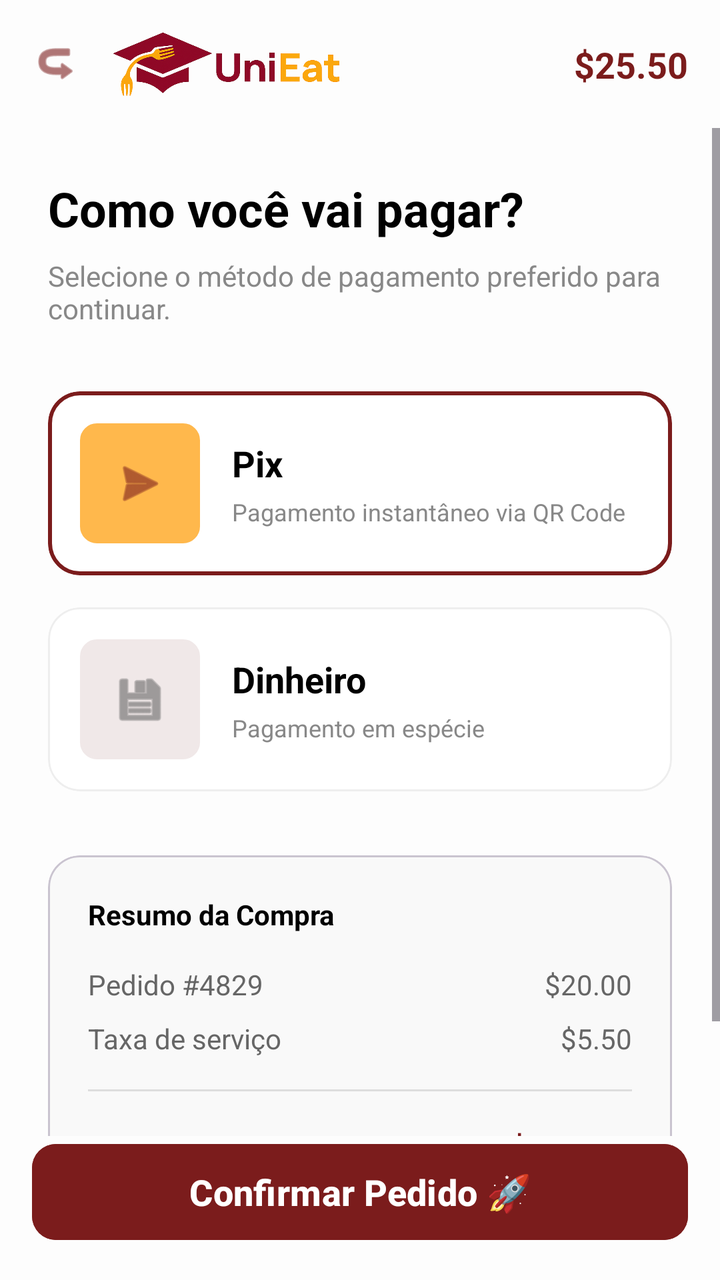
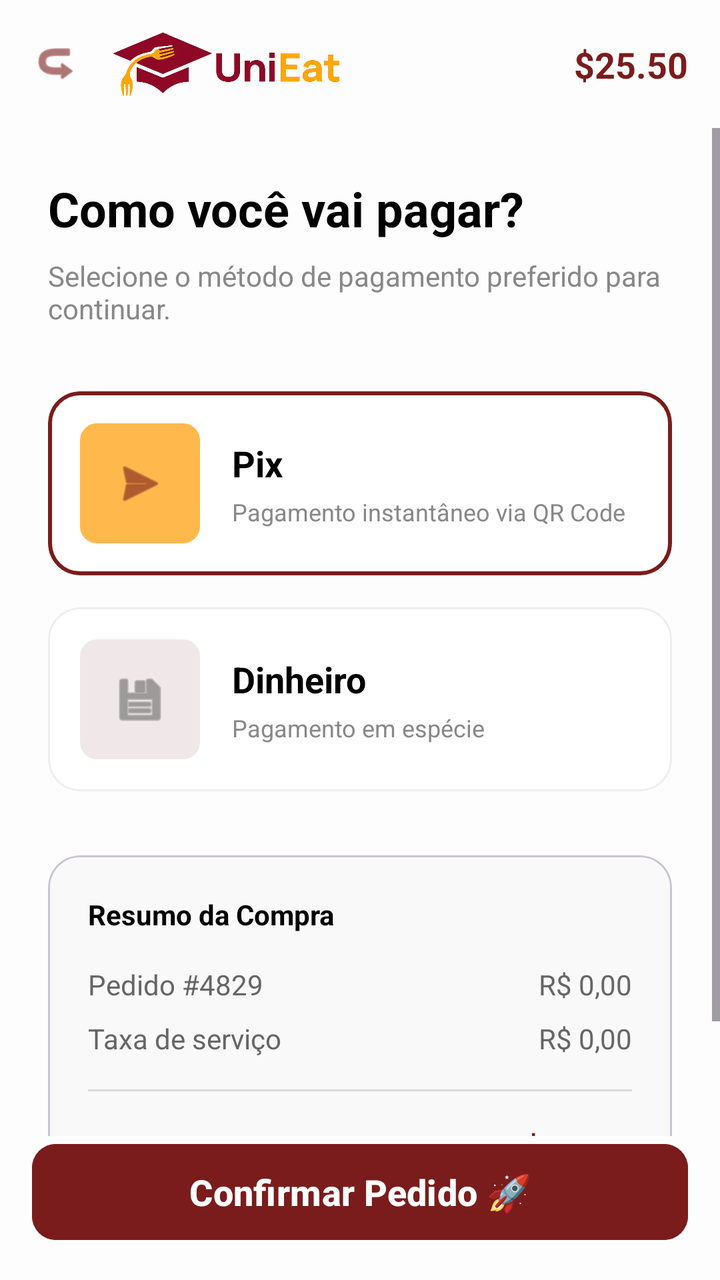

Compare the two renders of this Android layout. The source of the first and the diff that turns it into the second are given below.
<!-- AndroidManifest.xml: application theme Theme.UniEat -->
<!-- res/layout/activity_payment.xml -->
<?xml version="1.0" encoding="utf-8"?>
<androidx.constraintlayout.widget.ConstraintLayout xmlns:android="http://schemas.android.com/apk/res/android"
    xmlns:app="http://schemas.android.com/apk/res-auto"
    xmlns:tools="http://schemas.android.com/tools"
    android:layout_width="match_parent"
    android:layout_height="match_parent"
    android:background="#FDFDFD">

    <androidx.constraintlayout.widget.ConstraintLayout
        android:id="@+id/topBar"
        android:layout_width="match_parent"
        android:layout_height="64dp"
        android:paddingStart="16dp"
        android:paddingEnd="16dp"
        app:layout_constraintTop_toTopOf="parent">

        <ImageView
            android:id="@+id/btnBack"
            android:layout_width="24dp"
            android:layout_height="24dp"
            android:src="@android:drawable/ic_menu_revert"
            android:rotation="180"
            app:layout_constraintBottom_toBottomOf="parent"
            app:layout_constraintStart_toStartOf="parent"
            app:layout_constraintTop_toTopOf="parent"
            app:tint="#7B1C1C" />

        <ImageView
            android:layout_width="wrap_content"
            android:layout_height="32dp"
            android:layout_marginStart="16dp"
            android:src="@drawable/logo_unieat"
            android:contentDescription="UniEat"
            android:adjustViewBounds="true"
            app:layout_constraintBottom_toBottomOf="parent"
            app:layout_constraintStart_toEndOf="@id/btnBack"
            app:layout_constraintTop_toTopOf="parent" />

        <TextView
            android:layout_width="wrap_content"
            android:layout_height="wrap_content"
            android:text="$25.50"
            android:textColor="#7B1C1C"
            android:textSize="18sp"
            android:textStyle="bold"
            app:layout_constraintBottom_toBottomOf="parent"
            app:layout_constraintEnd_toEndOf="parent"
            app:layout_constraintTop_toTopOf="parent" />
    </androidx.constraintlayout.widget.ConstraintLayout>

    <ScrollView
        android:layout_width="match_parent"
        android:layout_height="0dp"
        app:layout_constraintBottom_toTopOf="@+id/btnConfirmOrder"
        app:layout_constraintTop_toBottomOf="@id/topBar">

        <LinearLayout
            android:layout_width="match_parent"
            android:layout_height="wrap_content"
            android:orientation="vertical"
            android:padding="24dp">

            <TextView
                android:layout_width="wrap_content"
                android:layout_height="wrap_content"
                android:text="Como você vai pagar?"
                android:textColor="#000000"
                android:textSize="24sp"
                android:textStyle="bold" />

            <TextView
                android:layout_width="wrap_content"
                android:layout_height="wrap_content"
                android:layout_marginTop="8dp"
                android:text="Selecione o método de pagamento preferido para continuar."
                android:textColor="#888888"
                android:textSize="14sp" />

            <com.google.android.material.card.MaterialCardView
                android:id="@+id/cardPix"
                android:layout_width="match_parent"
                android:layout_height="wrap_content"
                android:layout_marginTop="32dp"
                app:cardBackgroundColor="#FFFFFF"
                app:cardCornerRadius="16dp"
                app:cardElevation="0dp"
                app:strokeColor="#7B1C1C"
                app:strokeWidth="2dp">

                <LinearLayout
                    android:layout_width="match_parent"
                    android:layout_height="wrap_content"
                    android:gravity="center_vertical"
                    android:orientation="horizontal"
                    android:padding="16dp">

                    <ImageView
                        android:id="@+id/imgPix"
                        android:layout_width="60dp"
                        android:layout_height="60dp"
                        android:background="@drawable/shape_toggle_bg"
                        android:backgroundTint="#FFB84C"
                        android:padding="16dp"
                        android:src="@android:drawable/ic_menu_send"
                        app:tint="#7B1C1C" />

                    <LinearLayout
                        android:layout_width="match_parent"
                        android:layout_height="wrap_content"
                        android:layout_marginStart="16dp"
                        android:orientation="vertical">

                        <TextView
                            android:layout_width="wrap_content"
                            android:layout_height="wrap_content"
                            android:text="Pix"
                            android:textColor="#000000"
                            android:textSize="18sp"
                            android:textStyle="bold" />

                        <TextView
                            android:layout_width="wrap_content"
                            android:layout_height="wrap_content"
                            android:layout_marginTop="4dp"
                            android:text="Pagamento instantâneo via QR Code"
                            android:textColor="#888888"
                            android:textSize="12sp" />
                    </LinearLayout>
                </LinearLayout>
            </com.google.android.material.card.MaterialCardView>

            <com.google.android.material.card.MaterialCardView
                android:id="@+id/cardCash"
                android:layout_width="match_parent"
                android:layout_height="wrap_content"
                android:layout_marginTop="16dp"
                app:cardBackgroundColor="#FFFFFF"
                app:cardCornerRadius="16dp"
                app:cardElevation="0dp"
                app:strokeColor="#EEEEEE"
                app:strokeWidth="1dp">

                <LinearLayout
                    android:layout_width="match_parent"
                    android:layout_height="wrap_content"
                    android:gravity="center_vertical"
                    android:orientation="horizontal"
                    android:padding="16dp">

                    <ImageView
                        android:id="@+id/imgCash"
                        android:layout_width="60dp"
                        android:layout_height="60dp"
                        android:background="@drawable/shape_toggle_bg"
                        android:backgroundTint="#F0E8E8"
                        android:padding="16dp"
                        android:src="@android:drawable/ic_menu_save"
                        app:tint="#666666" />

                    <LinearLayout
                        android:layout_width="match_parent"
                        android:layout_height="wrap_content"
                        android:layout_marginStart="16dp"
                        android:orientation="vertical">

                        <TextView
                            android:layout_width="wrap_content"
                            android:layout_height="wrap_content"
                            android:text="Dinheiro"
                            android:textColor="#000000"
                            android:textSize="18sp"
                            android:textStyle="bold" />

                        <TextView
                            android:layout_width="wrap_content"
                            android:layout_height="wrap_content"
                            android:layout_marginTop="4dp"
                            android:text="Pagamento em espécie"
                            android:textColor="#888888"
                            android:textSize="12sp" />
                    </LinearLayout>
                </LinearLayout>
            </com.google.android.material.card.MaterialCardView>

            <com.google.android.material.card.MaterialCardView
                android:layout_width="match_parent"
                android:layout_height="wrap_content"
                android:layout_marginTop="32dp"
                app:cardBackgroundColor="#F9F9F9"
                app:cardCornerRadius="16dp"
                app:cardElevation="0dp">

                <LinearLayout
                    android:layout_width="match_parent"
                    android:layout_height="wrap_content"
                    android:orientation="vertical"
                    android:padding="20dp">

                    <TextView
                        android:layout_width="wrap_content"
                        android:layout_height="wrap_content"
                        android:text="Resumo da Compra"
                        android:textColor="#000000"
                        android:textStyle="bold" />

                    <RelativeLayout
                        android:layout_width="match_parent"
                        android:layout_height="wrap_content"
                        android:layout_marginTop="16dp">

                        <TextView
                            android:layout_width="wrap_content"
                            android:layout_height="wrap_content"
                            android:text="Pedido #4829"
                            android:textColor="#666666" />

                        <TextView
                            android:layout_width="wrap_content"
                            android:layout_height="wrap_content"
                            android:layout_alignParentEnd="true"
                            android:text="$20.00"
                            android:textColor="#666666" />
                    </RelativeLayout>

                    <RelativeLayout
                        android:layout_width="match_parent"
                        android:layout_height="wrap_content"
                        android:layout_marginTop="8dp">

                        <TextView
                            android:layout_width="wrap_content"
                            android:layout_height="wrap_content"
                            android:text="Taxa de serviço"
                            android:textColor="#666666" />

                        <TextView
                            android:layout_width="wrap_content"
                            android:layout_height="wrap_content"
                            android:layout_alignParentEnd="true"
                            android:text="$5.50"
                            android:textColor="#666666" />
                    </RelativeLayout>

                    <View
                        android:layout_width="match_parent"
                        android:layout_height="1dp"
                        android:layout_marginTop="16dp"
                        android:background="#DDDDDD" />

                    <RelativeLayout
                        android:layout_width="match_parent"
                        android:layout_height="wrap_content"
                        android:layout_marginTop="16dp">

                        <TextView
                            android:layout_width="wrap_content"
                            android:layout_height="wrap_content"
                            android:text="Total"
                            android:textColor="#000000"
                            android:textSize="20sp"
                            android:textStyle="bold" />

                        <TextView
                            android:layout_width="wrap_content"
                            android:layout_height="wrap_content"
                            android:layout_alignParentEnd="true"
                            android:text="$25.50"
                            android:textColor="#7B1C1C"
                            android:textSize="20sp"
                            android:textStyle="bold" />
                    </RelativeLayout>
                </LinearLayout>
            </com.google.android.material.card.MaterialCardView>
        </LinearLayout>
    </ScrollView>

    <Button
        android:id="@+id/btnConfirmOrder"
        android:layout_width="match_parent"
        android:layout_height="56dp"
        android:layout_margin="16dp"
        android:backgroundTint="#7B1C1C"
        android:text="Confirmar Pedido 🚀"
        android:textAllCaps="false"
        android:textColor="#FFFFFF"
        android:textSize="18sp"
        android:textStyle="bold"
        app:cornerRadius="12dp"
        app:layout_constraintBottom_toBottomOf="parent" />

</androidx.constraintlayout.widget.ConstraintLayout>
<!-- resources referenced by this layout -->
<resources>
  <!-- drawable logo_unieat: png bitmap (drawable, 134527 bytes) -->
  <!-- drawable shape_toggle_bg (drawable) -->
  <?xml version="1.0" encoding="utf-8"?>
  <shape xmlns:android="http://schemas.android.com/apk/res/android"
      android:shape="rectangle">
      <solid android:color="#F0E8E8" />
      <stroke
          android:width="1dp"
          android:color="#D4BBBB" />
      <corners android:radius="8dp" />
  </shape>
  <style name="Theme.UniEat" parent="Base.Theme.UniEat" />
  <style name="Base.Theme.UniEat" parent="Theme.Material3.DayNight.NoActionBar">
      </style>
</resources>

<!-- the commit's change to res/layout/activity_payment.xml (unified diff, before → after) -->
@@ -215,10 +215,11 @@
                             android:textColor="#666666" />
 
                         <TextView
+                            android:id="@+id/tvOrderSubtotal"
                             android:layout_width="wrap_content"
                             android:layout_height="wrap_content"
                             android:layout_alignParentEnd="true"
-                            android:text="$20.00"
+                            android:text="R$ 0,00"
                             android:textColor="#666666" />
                     </RelativeLayout>
 
@@ -234,10 +235,11 @@
                             android:textColor="#666666" />
 
                         <TextView
+                            android:id="@+id/tvServiceFee"
                             android:layout_width="wrap_content"
                             android:layout_height="wrap_content"
                             android:layout_alignParentEnd="true"
-                            android:text="$5.50"
+                            android:text="R$ 0,00"
                             android:textColor="#666666" />
                     </RelativeLayout>
 
@@ -261,10 +263,11 @@
                             android:textStyle="bold" />
 
                         <TextView
+                            android:id="@+id/tvTotalAmount"
                             android:layout_width="wrap_content"
                             android:layout_height="wrap_content"
                             android:layout_alignParentEnd="true"
-                            android:text="$25.50"
+                            android:text="R$ 0,00"
                             android:textColor="#7B1C1C"
                             android:textSize="20sp"
                             android:textStyle="bold" />
